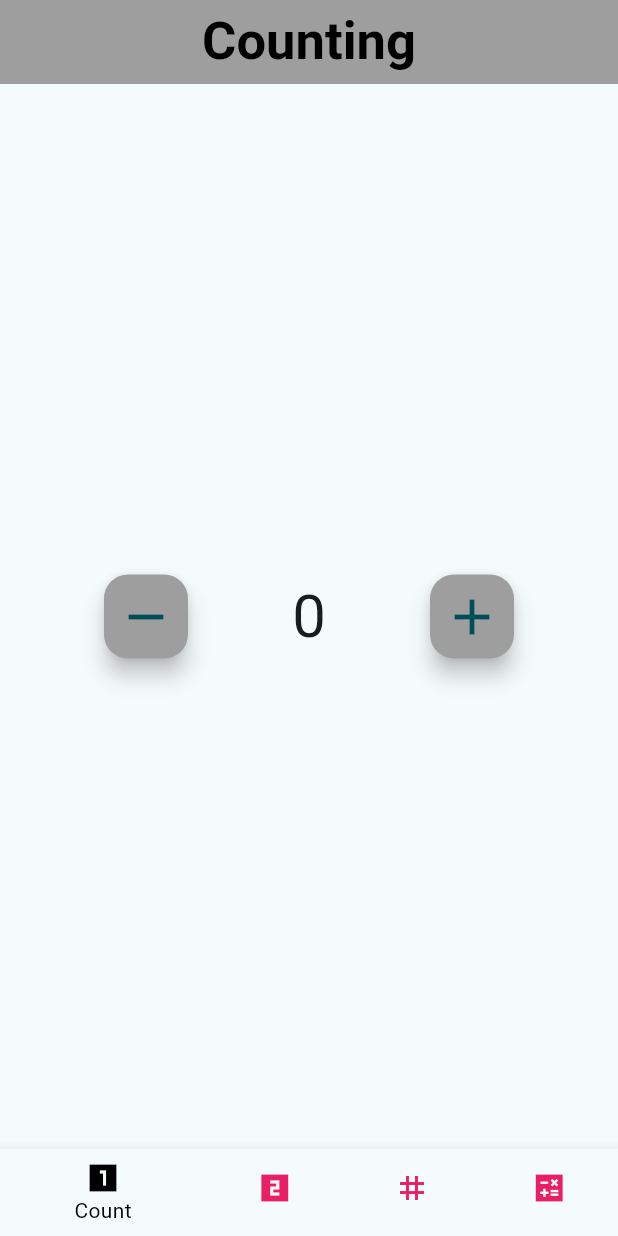
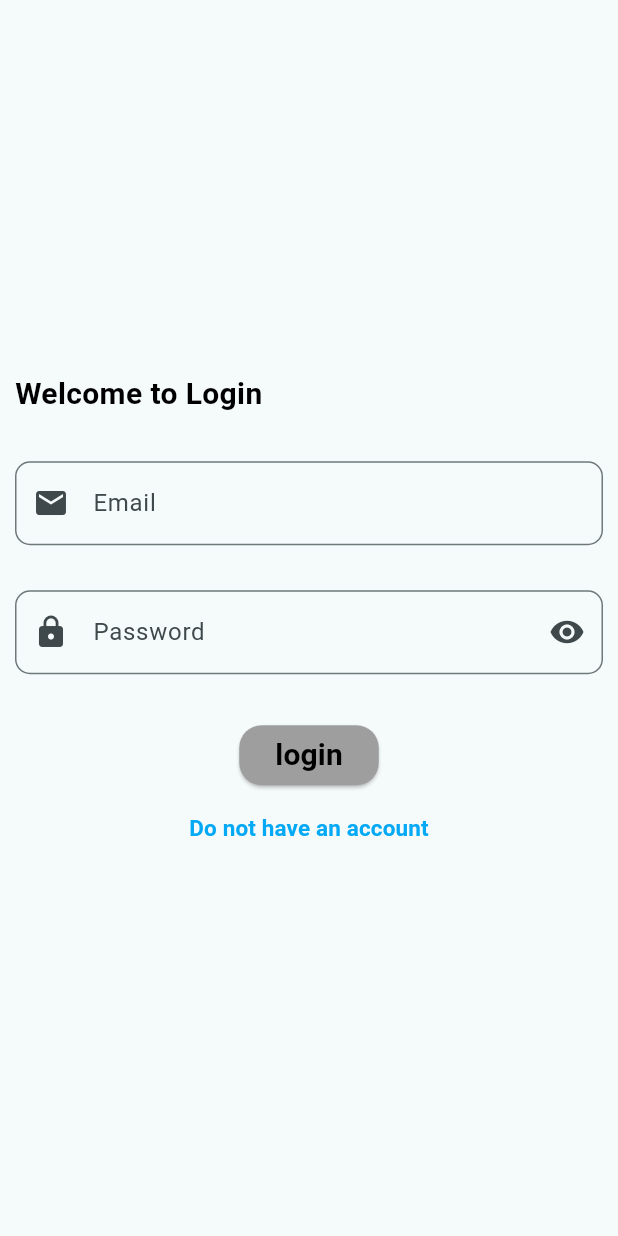
Before and after one commit to sarafarouk11/Task-3, a Flutter app: the screen it shows after launch, on a phone screen of 412 x 824 dp. Run offline on Flutter 3.47's test engine with Material 3 defaults, Android fonts, the phone set to English and light mode, and no system bars; our stand-ins replace cloud_firestore, firebase_auth, firebase_core; accounts and stored records are empty.

Commit message:
first commit

```diff
--- a/lib/Task1.dart
+++ b/lib/Task1.dart
@@ -14,13 +14,6 @@ class _Task1State extends State<Task1> {
   @override
   Widget build(BuildContext context) {
     return Scaffold(
-
-      appBar: AppBar(
-        title: Text(
-            "Counting"
-        ),
-      ),
-
       body: Center(
         child: Row(
           mainAxisAlignment: MainAxisAlignment.spaceEvenly,
--- a/lib/Task2.dart
+++ b/lib/Task2.dart
@@ -14,11 +14,6 @@ class _task2State extends State<task2> {
   @override
   Widget build(BuildContext context) {
     return Scaffold(
-      appBar: AppBar(
-        title: Text(
-            "Slider"
-        ),
-      ),
       body: Center(
         child: Column(
           mainAxisAlignment: MainAxisAlignment.center,
--- /dev/null
+++ b/lib/authentication.dart
@@ -0,0 +1,74 @@
+import 'package:firebase_auth/firebase_auth.dart';
+import 'package:flutter/cupertino.dart';
+import 'package:flutter/material.dart';
+import 'package:task2/Task2.dart';
+import 'package:task2/login.dart';
+import 'package:cloud_firestore/cloud_firestore.dart';
+
+
+class Appauthentication{
+  static Future register({required String email,
+    required String password,
+    required String name,
+    required String phone}) async{
+    try {
+      final credential = await FirebaseAuth.instance.createUserWithEmailAndPassword(
+        email: email,
+        password: password,
+      )
+          .then((value) {
+        if (value.user != null) {
+          SaveNewUserToDB(
+              mail: email,
+              pass: password,
+              uid: value.user!.uid,
+              name: name,
+              phone: phone);
+        }
+      });
+      return true;
+    } on FirebaseAuthException catch (e) {
+      if (e.code == 'weak-password') {
+        print('The password provided is too weak.');
+      } else if (e.code == 'email-already-in-use') {
+        print('The account already exists for that email.');
+      }
+      return false;
+    }
+  }
+  ////////////////////////////////////////////////
+static Future loginHere({required String email,required String password}) async{
+  try {
+    final credential = await FirebaseAuth.instance.signInWithEmailAndPassword(
+        email: email,
+        password: password
+    );
+  } on FirebaseAuthException catch (e) {
+    if (e.code == 'user-not-found') {
+      print('No user found for that email.');
+    } else if (e.code == 'wrong-password') {
+      print('Wrong password provided for that user.');
+    }
+}
+}
+  static Future<void> SaveNewUserToDB(
+      {required String mail,
+        required String pass,
+        required String uid,
+        required String name,
+        required String phone}) async {
+    await FirebaseFirestore.instance.collection('users').doc(uid).set({
+      'name': name,
+      'email': mail,
+      'password': pass,
+      'UID': uid,
+      'phoneNumber': phone
+    });
+  }
+  static Future SignOut(BuildContext context) async{
+    await FirebaseAuth.instance.signOut();
+    Navigator.pushAndRemoveUntil(context,
+        MaterialPageRoute(builder: (context)=>login(),), (route) =>false);
+  }
+
+  }
--- /dev/null
+++ b/lib/custom_elevated.dart
@@ -0,0 +1,24 @@
+import 'package:flutter/cupertino.dart';
+import 'package:flutter/material.dart';
+
+class CustomElevated extends StatelessWidget {
+   final Color? backgroundColor;
+   final double? borderRadius;
+   final String textButton;
+   final Color? colorText;
+  void Function() onPressed;
+   CustomElevated({super.key,this.backgroundColor,this.borderRadius,required this.onPressed,required this.textButton,this.colorText});
+
+  @override
+  Widget build(BuildContext context) {
+    return ElevatedButton(
+        onPressed: onPressed,
+        style: ElevatedButton.styleFrom(
+            backgroundColor:backgroundColor ?? Colors.grey,
+            shape: RoundedRectangleBorder(
+                borderRadius: BorderRadius.circular(borderRadius ??15)
+            )
+        ) ,
+        child: Text(textButton, style: TextStyle(fontSize: 20,fontWeight: FontWeight.bold,color: colorText?? Colors.black),));
+  }
+}
--- /dev/null
+++ b/lib/custom_text.dart
@@ -0,0 +1,34 @@
+import 'package:flutter/cupertino.dart';
+import 'package:flutter/material.dart';
+
+class CustomText extends StatelessWidget {
+  final TextEditingController? Controller;
+  final String? hintText;
+  final String? label;
+  final String? Function(String?)? validator;
+  final Widget? prefixIcon;
+  final Widget? suffixIcon;
+  final TextInputType? KeyboardType;
+  final bool? obscureText;
+  CustomText({super.key,this.hintText,this.label,this.Controller,this.validator,this.prefixIcon,this.suffixIcon,this.KeyboardType,this.obscureText});
+
+  @override
+  Widget build(BuildContext context) {
+    return TextFormField(
+      controller: Controller ,
+      validator: validator ,
+      keyboardType:KeyboardType,
+      obscureText:obscureText?? false ,
+      decoration: InputDecoration(
+          border: OutlineInputBorder(
+            borderRadius: BorderRadius.circular(10),
+          ),
+          hintText: hintText??'Type...',
+          label: Text(label??''),
+        prefixIcon: prefixIcon,
+        suffixIcon: suffixIcon,
+      ),
+
+    );
+  }
+}
--- /dev/null
+++ b/lib/custom_text_field.dart
@@ -0,0 +1,14 @@
+import 'package:flutter/cupertino.dart';
+import 'package:flutter/material.dart';
+
+class CustomTextField extends StatelessWidget {
+  final String text;
+  final double? sizeText;
+  final Color? colorText;
+  const CustomTextField({super.key,required this.text,this.colorText,this.sizeText});
+
+  @override
+  Widget build(BuildContext context) {
+    return Text(text,style: TextStyle(fontSize: sizeText?? 20,fontWeight: FontWeight.bold,color: colorText?? Colors.black),);
+  }
+}
--- a/lib/gridPage.dart
+++ b/lib/gridPage.dart
@@ -15,9 +15,6 @@ class _gridState extends State<grid> {
   @override
   Widget build(BuildContext context) {
     return Scaffold(
-      appBar: AppBar(
-        title: Text("Grid page"),
-      ),
       body: GridView.builder(
           itemCount: 6,
           gridDelegate: SliverGridDelegateWithFixedCrossAxisCount(
--- /dev/null
+++ b/lib/login.dart
@@ -0,0 +1,96 @@
+import 'package:firebase_auth/firebase_auth.dart';
+import 'package:flutter/material.dart';
+import 'package:task2/HomeNav.dart';
+import 'package:task2/Task2.dart';
+import 'package:task2/authentication.dart';
+import 'package:task2/custom_elevated.dart';
+import 'package:task2/custom_text.dart';
+import 'package:task2/custom_text_field.dart';
+import 'package:task2/register.dart';
+import 'package:task2/validator.dart';
+
+class login extends StatefulWidget {
+  const login({super.key});
+
+  @override
+  State<login> createState() => _loginState();
+}
+
+class _loginState extends State<login> {
+  TextEditingController? EmailController = TextEditingController();
+  TextEditingController? PasswordController = TextEditingController();
+  var formKey = GlobalKey<FormState>();
+  bool isVisbility = false;
+  @override
+  Widget build(BuildContext context) {
+    return Scaffold(
+        body: SafeArea(
+      child: Padding(
+        padding: const EdgeInsets.symmetric(horizontal: 10),
+        child: Form(
+          key: formKey ,
+          child: Column(
+            mainAxisAlignment: MainAxisAlignment.center,
+            crossAxisAlignment: CrossAxisAlignment.start,
+            children: [
+              CustomTextField(text: 'Welcome to Login'),
+              const SizedBox(height: 30,),
+              CustomText(
+                Controller: EmailController,
+                validator: AppValidator.validateText,
+                prefixIcon: const Icon(Icons.mail),
+                hintText: 'Enter your Email',
+                  label: 'Email',
+
+              ),
+              const SizedBox(height: 30,),
+              CustomText(
+                Controller: PasswordController ,
+                validator: AppValidator.validateText,
+                hintText: "Enter your Password",
+                label: 'Password',
+                obscureText: isVisbility,
+                prefixIcon: const Icon(Icons.lock),
+                suffixIcon:InkWell(
+                    onTap: (){
+                      isVisbility = !isVisbility;
+                      setState(() {
+
+                      });
+                    },
+                    child:isVisbility
+                        ? const Icon(Icons.visibility_off)
+                        : const Icon(Icons.visibility)),
+              ),
+              const SizedBox(height: 30,),
+              Align(
+                child: CustomElevated(
+                  textButton: 'login',
+                  onPressed: () async{
+                    if(formKey.currentState!.validate()){
+                      Appauthentication.loginHere(email: EmailController!.text,
+                          password: PasswordController!.text);
+                      Navigator.pushAndRemoveUntil(context,
+                        MaterialPageRoute(builder: (context) =>home()),
+                            (route) =>false,);
+                    }
+                  },
+                ),
+              ),
+              Align(
+                child: TextButton(onPressed: (){
+                  Navigator.push(context,
+                      MaterialPageRoute(builder: (context) =>Register(),));
+
+                }, child: CustomTextField(text: 'Do not have an account',
+                  sizeText: 15,
+                  colorText: Colors.lightBlue,)),
+              )
+
+            ],
+          ),
+        ),
+      ),
+    ));
+  }
+}
--- a/lib/main.dart
+++ b/lib/main.dart
@@ -1,10 +1,18 @@
+import 'package:firebase_auth/firebase_auth.dart';
+import 'package:firebase_core/firebase_core.dart';
 import 'package:flutter/material.dart';
 import 'package:task2/HomeNav.dart';
+import 'package:task2/firebase_options.dart';
+import 'package:task2/login.dart';
 
 
 import 'Task2.dart';
 
-void main() {
+void main() async {
+  WidgetsFlutterBinding.ensureInitialized();
+  await Firebase.initializeApp(
+    options: DefaultFirebaseOptions.currentPlatform,
+  );
   runApp(const MyApp());
 }
 
@@ -30,7 +38,7 @@ class MyApp extends StatelessWidget {
         color: Colors.grey
     )
         ),
-      home: home(),
+      home:FirebaseAuth.instance.currentUser != null ? home() : login(),
     );
   }
 }
--- a/lib/myCard.dart
+++ b/lib/myCard.dart
@@ -21,7 +21,7 @@ class myCard extends StatelessWidget {
       child: Column(
         children: [
           SizedBox(width: double.infinity,
-              height: 150,
+              height: 130,
               child: Image.asset('${items?.image}')),
           Divider(color: Colors.black, thickness: 3),
           Row(
--- /dev/null
+++ b/lib/validator.dart
@@ -0,0 +1,9 @@
+class AppValidator{
+  static String? validateText(String? text){
+    if(text!.isEmpty){
+      return 'Please Enter your password';
+    }
+    return null;
+
+  }
+}
--- a/pubspec.yaml
+++ b/pubspec.yaml
@@ -35,6 +35,10 @@ dependencies:
   # The following adds the Cupertino Icons font to your application.
   # Use with the CupertinoIcons class for iOS style icons.
   cupertino_icons: ^1.0.8
+  firebase_core: ^3.4.0
+  firebase_auth: ^5.2.0
+  cloud_firestore: ^5.3.0
+
 
 dev_dependencies:
   flutter_test:
```
Also changed, not shown: lib/HomeNav.dart (+23 -4 lines), lib/register.dart (added, +126 -0 lines), firebase.json (added), lib/firebase_options.dart (added), pubspec.lock, 6 other files.
